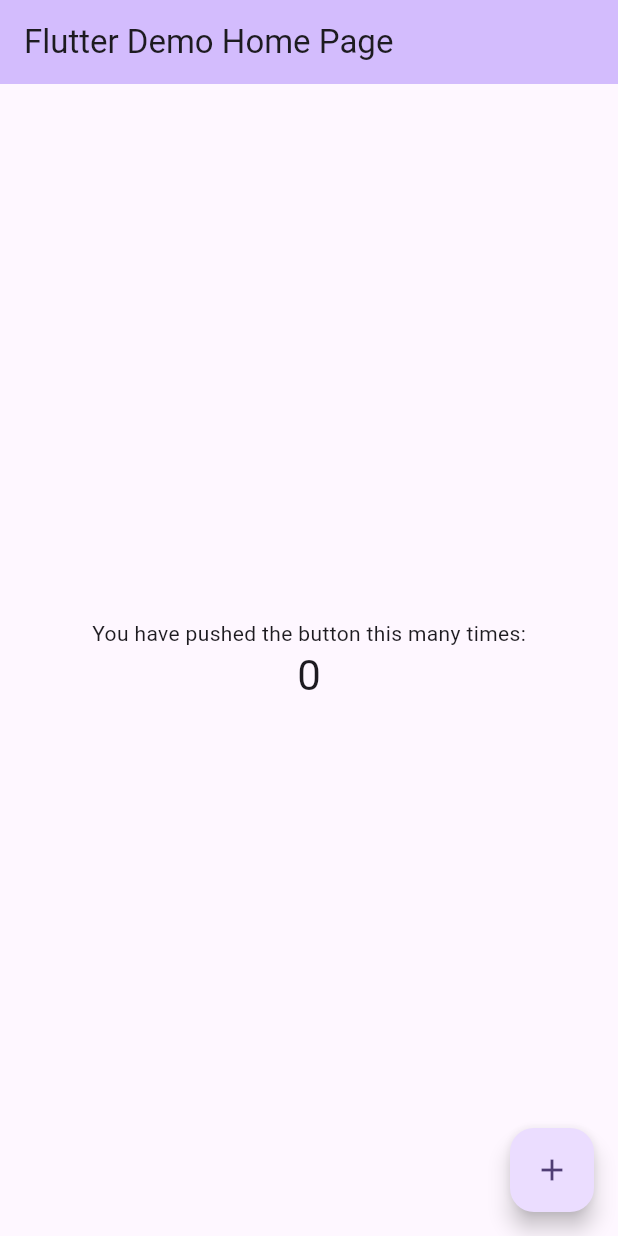
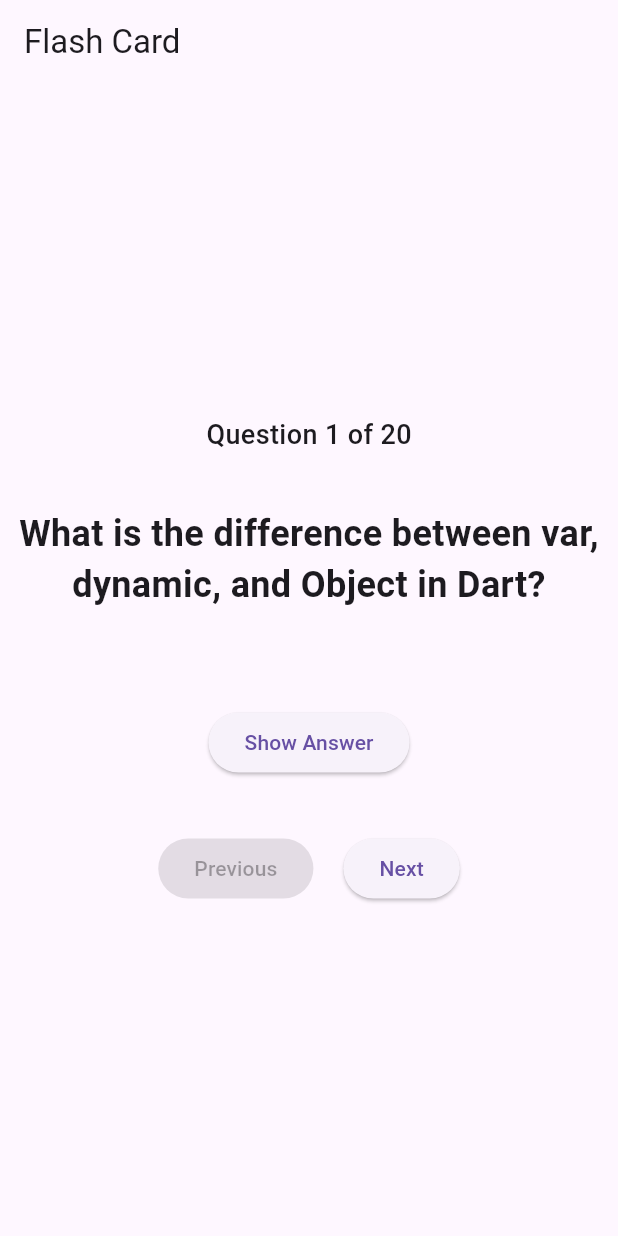
Before and after one commit to architxkumar/flash_card, a Flutter app: the screen it shows after launch, on a phone screen of 412 x 824 dp. Run offline on Flutter 3.47's test engine with Material 3 defaults, Android fonts, the phone set to English and light mode, and no system bars.

Commit message:
feat: add prototype version with barebone UI

```diff
--- a/lib/main.dart
+++ b/lib/main.dart
@@ -1,122 +1,112 @@
+import 'dart:collection';
+
+import 'package:flash_card/quiz.dart';
 import 'package:flutter/material.dart';
 
-void main() {
-  runApp(const MyApp());
-}
+void main() => runApp(const FlashcardApp());
 
-class MyApp extends StatelessWidget {
-  const MyApp({super.key});
+class FlashcardApp extends StatelessWidget {
+  const FlashcardApp({super.key});
 
-  // This widget is the root of your application.
   @override
   Widget build(BuildContext context) {
     return MaterialApp(
-      title: 'Flutter Demo',
-      theme: ThemeData(
-        // This is the theme of your application.
-        //
-        // TRY THIS: Try running your application with "flutter run". You'll see
-        // the application has a purple toolbar. Then, without quitting the app,
-        // try changing the seedColor in the colorScheme below to Colors.green
-        // and then invoke "hot reload" (save your changes or press the "hot
-        // reload" button in a Flutter-supported IDE, or press "r" if you used
-        // the command line to start the app).
-        //
-        // Notice that the counter didn't reset back to zero; the application
-        // state is not lost during the reload. To reset the state, use hot
-        // restart instead.
-        //
-        // This works for code too, not just values: Most code changes can be
-        // tested with just a hot reload.
-        colorScheme: ColorScheme.fromSeed(seedColor: Colors.deepPurple),
+      title: 'Flash Card',
+      home: Scaffold(
+        appBar: AppBar(
+          title: const Text('Flash Card'),
+        ),
+        body: Center(
+          child: QuizScreenBody(),
+        ),
       ),
-      home: const MyHomePage(title: 'Flutter Demo Home Page'),
     );
   }
 }
 
-class MyHomePage extends StatefulWidget {
-  const MyHomePage({super.key, required this.title});
-
-  // This widget is the home page of your application. It is stateful, meaning
-  // that it has a State object (defined below) that contains fields that affect
-  // how it looks.
-
-  // This class is the configuration for the state. It holds the values (in this
-  // case the title) provided by the parent (in this case the App widget) and
-  // used by the build method of the State. Fields in a Widget subclass are
-  // always marked "final".
-
-  final String title;
+class QuizScreenBody extends StatefulWidget {
+  const QuizScreenBody({super.key});
 
   @override
-  State<MyHomePage> createState() => _MyHomePageState();
+  State<QuizScreenBody> createState() => _QuizScreenBodyState();
 }
 
-class _MyHomePageState extends State<MyHomePage> {
-  int _counter = 0;
+class _QuizScreenBodyState extends State<QuizScreenBody> {
+  final List<QuizQuestion> _quizQuestions = UnmodifiableListView(quizQuestions);
+  int _currentQuestionIndex = 0;
+  bool _showAnswer = false;
 
-  void _incrementCounter() {
+  void onToggleAnswerVisibility() {
     setState(() {
-      // This call to setState tells the Flutter framework that something has
-      // changed in this State, which causes it to rerun the build method below
-      // so that the display can reflect the updated values. If we changed
-      // _counter without calling setState(), then the build method would not be
-      // called again, and so nothing would appear to happen.
-      _counter++;
+      _showAnswer = !_showAnswer;
+    });
+  }
+
+  void _onPreviousQuestion() {
+    setState(() {
+      if (_currentQuestionIndex > 0) {
+        _currentQuestionIndex--;
+        _showAnswer = false;
+      }
+    });
+  }
+
+  void _onNextQuestion() {
+    setState(() {
+      if (_currentQuestionIndex < _quizQuestions.length - 1) {
+        _currentQuestionIndex++;
+        _showAnswer = false;
+      }
     });
   }
 
   @override
   Widget build(BuildContext context) {
-    // This method is rerun every time setState is called, for instance as done
-    // by the _incrementCounter method above.
-    //
-    // The Flutter framework has been optimized to make rerunning build methods
-    // fast, so that you can just rebuild anything that needs updating rather
-    // than having to individually change instances of widgets.
-    return Scaffold(
-      appBar: AppBar(
-        // TRY THIS: Try changing the color here to a specific color (to
-        // Colors.amber, perhaps?) and trigger a hot reload to see the AppBar
-        // change color while the other colors stay the same.
-        backgroundColor: Theme.of(context).colorScheme.inversePrimary,
-        // Here we take the value from the MyHomePage object that was created by
-        // the App.build method, and use it to set our appbar title.
-        title: Text(widget.title),
-      ),
-      body: Center(
-        // Center is a layout widget. It takes a single child and positions it
-        // in the middle of the parent.
-        child: Column(
-          // Column is also a layout widget. It takes a list of children and
-          // arranges them vertically. By default, it sizes itself to fit its
-          // children horizontally, and tries to be as tall as its parent.
-          //
-          // Column has various properties to control how it sizes itself and
-          // how it positions its children. Here we use mainAxisAlignment to
-          // center the children vertically; the main axis here is the vertical
-          // axis because Columns are vertical (the cross axis would be
-          // horizontal).
-          //
-          // TRY THIS: Invoke "debug painting" (choose the "Toggle Debug Paint"
-          // action in the IDE, or press "p" in the console), to see the
-          // wireframe for each widget.
+    bool _isNextButtonDisabled = _currentQuestionIndex >= _quizQuestions.length - 1;
+    bool _isPreviousButtonDisabled = _currentQuestionIndex <= 0;
+    return Column(
+      spacing: 8.0,
+      crossAxisAlignment: CrossAxisAlignment.center,
+      mainAxisSize: MainAxisSize.min,
+      children: [
+        Text(
+          'Question ${_currentQuestionIndex + 1} of ${_quizQuestions.length}',
+          style: const TextStyle(fontSize: 18.0, fontWeight: FontWeight.w500),
+        ),
+        const SizedBox(height: 20.0),
+        Text(
+          _quizQuestions[_currentQuestionIndex].question,
+          style: const TextStyle(fontSize: 24.0, fontWeight: FontWeight.bold),
+          textAlign: TextAlign.center,
+        ),
+        const SizedBox(height: 20.0),
+        if (_showAnswer)
+          Text(
+            _quizQuestions[_currentQuestionIndex].answer,
+            style: const TextStyle(fontSize: 20.0),
+            textAlign: TextAlign.center,
+          ),
+        const SizedBox(height: 20.0),
+        ElevatedButton(
+          onPressed: onToggleAnswerVisibility,
+          child: Text(_showAnswer ? 'Hide Answer' : 'Show Answer'),
+        ),
+        const SizedBox(height: 20.0),
+        Row(
           mainAxisAlignment: MainAxisAlignment.center,
-          children: <Widget>[
-            const Text('You have pushed the button this many times:'),
-            Text(
-              '$_counter',
-              style: Theme.of(context).textTheme.headlineMedium,
+          children: [
+            ElevatedButton(
+              onPressed: _isPreviousButtonDisabled ? null : _onPreviousQuestion,
+              child: const Text('Previous'),
+            ),
+            const SizedBox(width: 20.0),
+            ElevatedButton(
+              onPressed: _isNextButtonDisabled ? null : _onNextQuestion,
+              child: const Text('Next'),
             ),
           ],
         ),
-      ),
-      floatingActionButton: FloatingActionButton(
-        onPressed: _incrementCounter,
-        tooltip: 'Increment',
-        child: const Icon(Icons.add),
-      ), // This trailing comma makes auto-formatting nicer for build methods.
+      ],
     );
   }
 }
```
